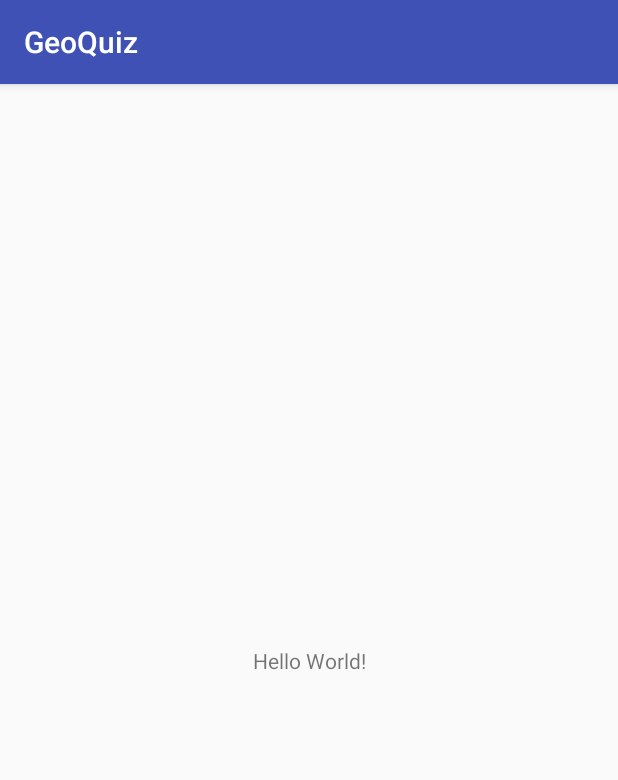
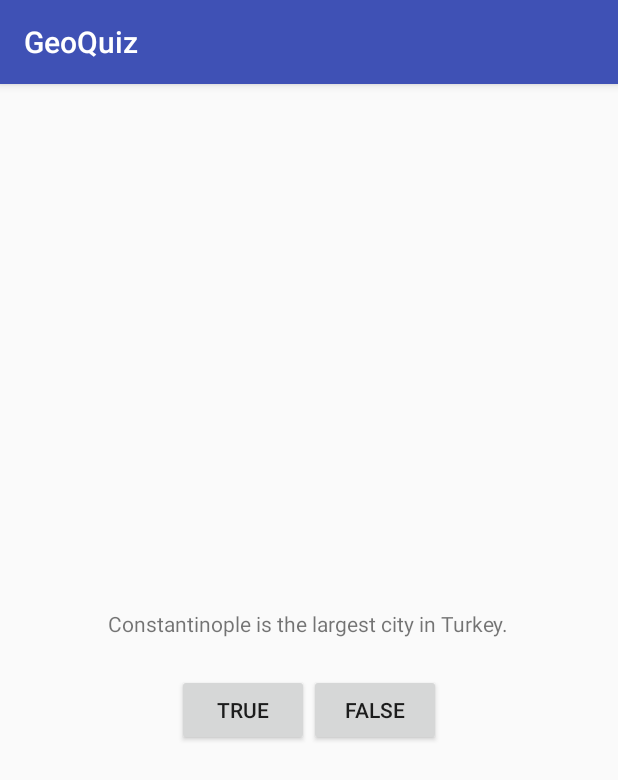
Before and after one commit to keer2345/AndroidProgramming, an Android app: the screen it shows after launch (QuizActivity), on a phone screen of 412 x 824 dp. Shown: the top 780 px of the screen. Run offline under Robolectric (Android 15) with nearby library versions, the phone set to English and light mode, and no system bars.

Commit message:
modify GUI

```diff
--- a/GeoQuiz/app/src/main/res/layout/activity_quiz.xml
+++ b/GeoQuiz/app/src/main/res/layout/activity_quiz.xml
@@ -1,18 +1,30 @@
 <?xml version="1.0" encoding="utf-8"?>
-<android.support.constraint.ConstraintLayout xmlns:android="http://schemas.android.com/apk/res/android"
-    xmlns:app="http://schemas.android.com/apk/res-auto"
-    xmlns:tools="http://schemas.android.com/tools"
+<LinearLayout xmlns:android="http://schemas.android.com/apk/res/android"
     android:layout_width="match_parent"
     android:layout_height="match_parent"
-    tools:context="com.keer.android.geoquiz.QuizActivity">
+    android:gravity="center"
+    android:orientation="vertical">
 
     <TextView
         android:layout_width="wrap_content"
         android:layout_height="wrap_content"
-        android:text="Hello World!"
-        app:layout_constraintBottom_toBottomOf="parent"
-        app:layout_constraintLeft_toLeftOf="parent"
-        app:layout_constraintRight_toRightOf="parent"
-        app:layout_constraintTop_toTopOf="parent" />
+        android:padding="24dp"
+        android:text="@string/question_text" />
 
-</android.support.constraint.ConstraintLayout>
+    <LinearLayout
+        android:layout_width="wrap_content"
+        android:layout_height="wrap_content"
+        android:orientation="horizontal">
+
+        <Button
+            android:layout_width="wrap_content"
+            android:layout_height="wrap_content"
+            android:text="@string/true_button" />
+
+        <Button
+            android:layout_width="wrap_content"
+            android:layout_height="wrap_content"
+            android:text="@string/false_button" />
+    </LinearLayout>
+
+</LinearLayout>
--- a/GeoQuiz/app/src/main/res/values/strings.xml
+++ b/GeoQuiz/app/src/main/res/values/strings.xml
@@ -1,3 +1,6 @@
 <resources>
     <string name="app_name">GeoQuiz</string>
+    <string name="question_text">Constantinople is the largest city in Turkey.</string>
+    <string name="true_button">True</string>
+    <string name="false_button">False</string>
 </resources>
```
